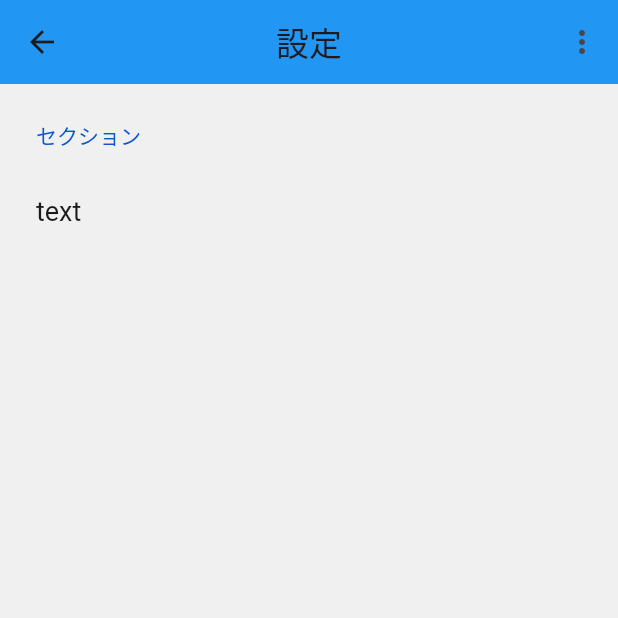
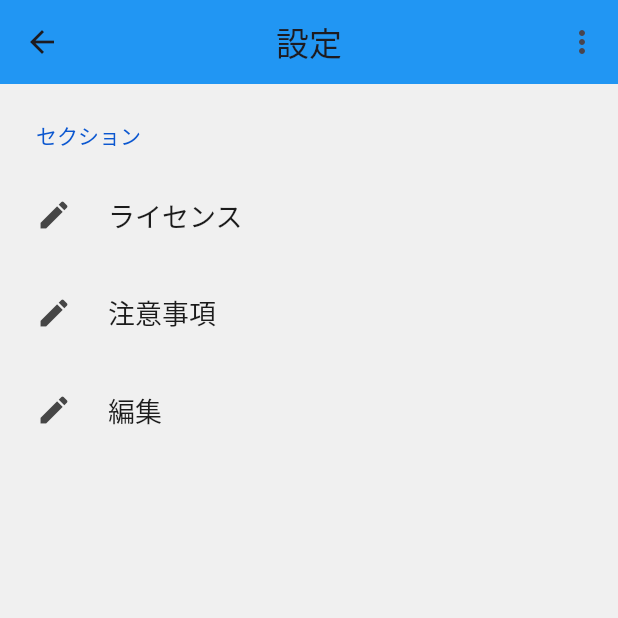
Before and after one commit to Nogiya2005/playgemini, a Flutter app: the SettingsPage screen opened directly, on a phone screen of 412 x 824 dp, the top half of it. Run offline on Flutter 3.47's test engine with Material 3 defaults, Android fonts, the phone set to English and light mode, and no system bars; drawn by our look-alikes of settings_ui; our stand-ins replace flutter_hooks, fluttertoast, google_generative_ai, hooks_riverpod, image_picker.

Commit message:
微調整

```diff
--- a/lib/mainpage.dart
+++ b/lib/mainpage.dart
@@ -160,7 +160,6 @@ class MainPage extends HookConsumerWidget {
                 )
               : SizedBox(
                   height: 200,
-                  width: 300,
                   child: Image.file(
                     image.value!,
                     fit: BoxFit.contain,
--- a/lib/settingpage.dart
+++ b/lib/settingpage.dart
@@ -37,8 +37,24 @@ class SettingsPage extends HookConsumerWidget {
         sections: [
           SettingsSection(
             title: const Text('セクション'),
-            tiles: [SettingsTile.navigation(title: const Text('text'))],
-          )
+            tiles: [
+              SettingsTile.navigation(
+                title: const Text('ライセンス'),
+                leading: const Icon(Icons.edit),
+                onPressed: (context) {},
+              ),
+              SettingsTile.navigation(
+                title: const Text('注意事項'),
+                leading: const Icon(Icons.edit),
+                onPressed: (context) {},
+              ),
+              SettingsTile.navigation(
+                title: const Text('編集'),
+                leading: const Icon(Icons.edit),
+                onPressed: (context) {},
+              ),
+            ],
+          ),
         ],
       ),
     );
```
